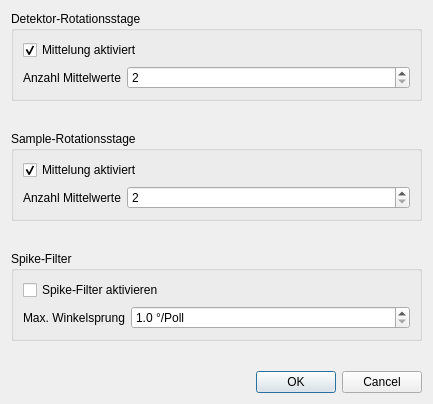
Qt form polarisation_ui/pyqt/acq_settings.ui (cckssr/polarisation-ui) before a commit.
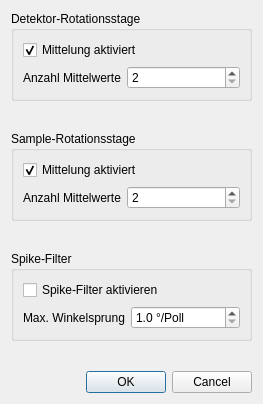
The same form after that commit.

The edit to the form file:
```diff
--- a/polarisation_ui/pyqt/acq_settings.ui
+++ b/polarisation_ui/pyqt/acq_settings.ui
@@ -6,8 +6,8 @@
    <rect>
     <x>0</x>
     <y>0</y>
-    <width>433</width>
-    <height>356</height>
+    <width>263</width>
+    <height>368</height>
    </rect>
   </property>
   <property name="sizePolicy">
```
Left out of the diff: 6 changed lines with no effect on the pictures.
